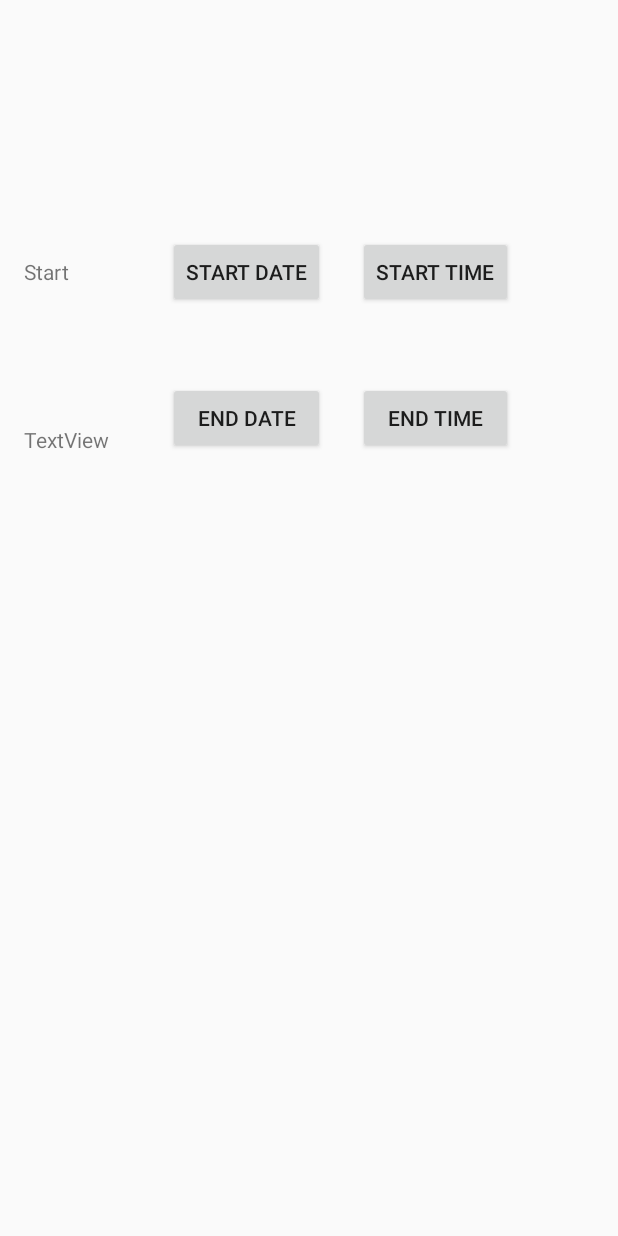
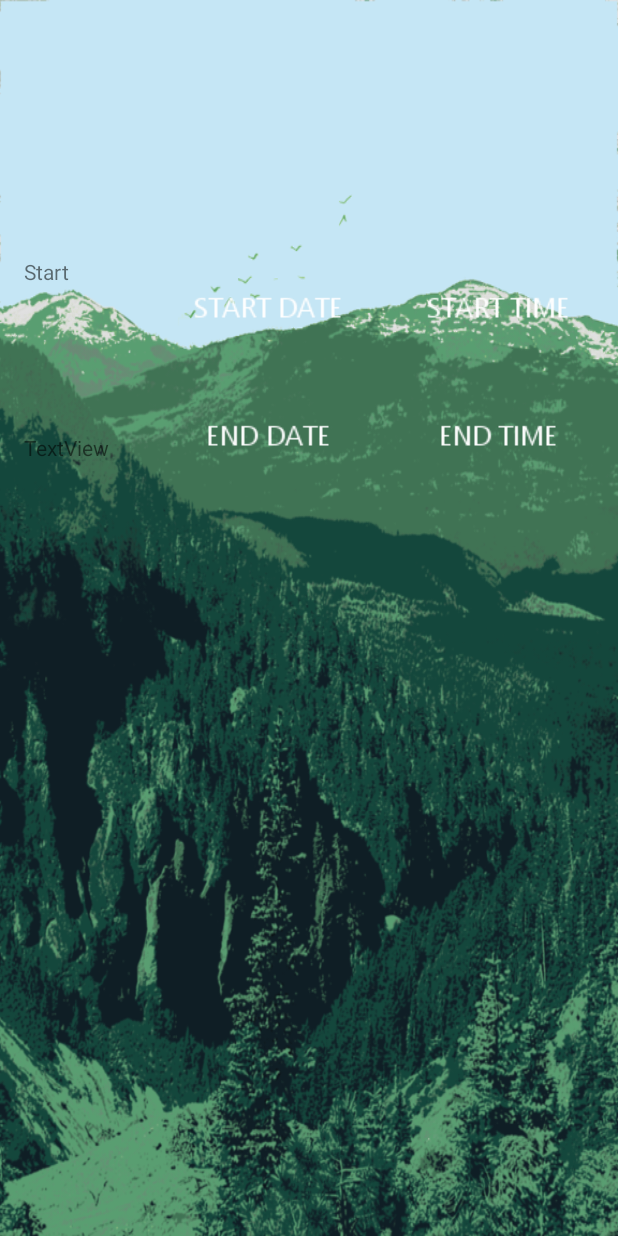
Before and after one commit to jacobfrank4/androidGpsTracking, an Android app: the layout activity_start_trip.xml on its own in the app's theme, with its tools: preview values and no code run, on a phone screen of 412 x 824 dp. Run offline under Robolectric (Android 15) with nearby library versions, the phone set to English and light mode, and no system bars.

Commit message:
Updated buttons to be images

```diff
--- a/app/src/main/res/layout/activity_start_trip.xml
+++ b/app/src/main/res/layout/activity_start_trip.xml
@@ -8,6 +8,7 @@
     android:paddingLeft="@dimen/activity_horizontal_margin"
     android:paddingRight="@dimen/activity_horizontal_margin"
     android:paddingTop="@dimen/activity_vertical_margin"
+    android:background="@mipmap/background"
     tools:context="bcit.androidgpstracking.PlanTrip">
 
     <TextView
@@ -19,7 +20,7 @@
         android:layout_alignParentStart="true"
         android:layout_marginTop="155dp" />
 
-    <Button
+    <ImageButton
         android:text="Start Date"
         android:layout_width="wrap_content"
         android:layout_height="wrap_content"
@@ -27,18 +28,22 @@
         android:id="@+id/startDate"
         android:layout_alignBaseline="@+id/textView2"
         android:layout_alignBottom="@+id/textView2"
+        android:src="@drawable/start_date"
+        android:background="#0000"
         android:layout_toEndOf="@+id/textView2" />
 
-    <Button
+    <ImageButton
         android:text="Start Time"
         android:layout_width="wrap_content"
         android:layout_height="wrap_content"
         android:layout_alignBottom="@+id/startDate"
         android:layout_toEndOf="@+id/startDate"
         android:layout_marginStart="22dp"
+        android:src="@drawable/start_time"
+        android:background="#0000"
         android:id="@+id/startTime" />
 
-    <Button
+    <ImageButton
         android:text="End Date"
         android:layout_width="wrap_content"
         android:layout_height="wrap_content"
@@ -46,15 +51,19 @@
         android:layout_alignStart="@+id/startDate"
         android:layout_marginTop="49dp"
         android:id="@+id/endDate"
+        android:src="@drawable/end_date"
+        android:background="#0000"
         android:layout_toStartOf="@+id/startTime" />
 
-    <Button
+    <ImageButton
         android:text="End Time"
         android:layout_width="wrap_content"
         android:layout_height="wrap_content"
         android:layout_alignBottom="@+id/endDate"
         android:layout_alignStart="@+id/startTime"
         android:id="@+id/endTime"
+        android:src="@drawable/end_time"
+        android:background="#0000"
         android:layout_alignEnd="@+id/startTime" />
 
     <TextView
```
Also changed, not shown: app/src/main/res/drawable/contacts.png (added), app/src/main/res/drawable/end_date.png (added), app/src/main/res/drawable/end_time.png (added), app/src/main/res/drawable/start_date.png (added), app/src/main/res/drawable/start_time.png (added).
